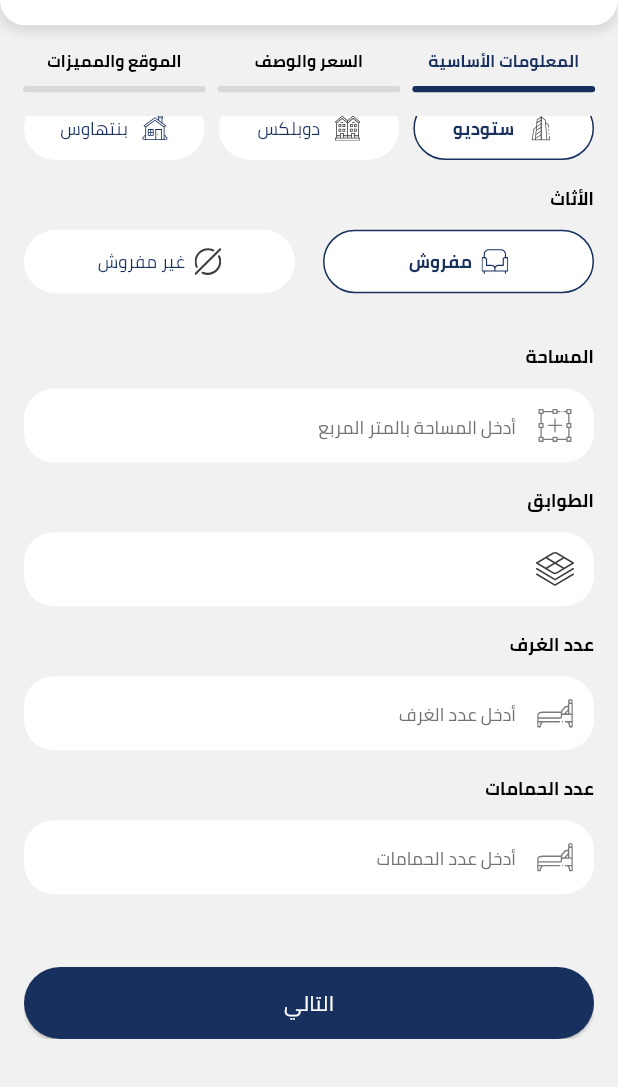
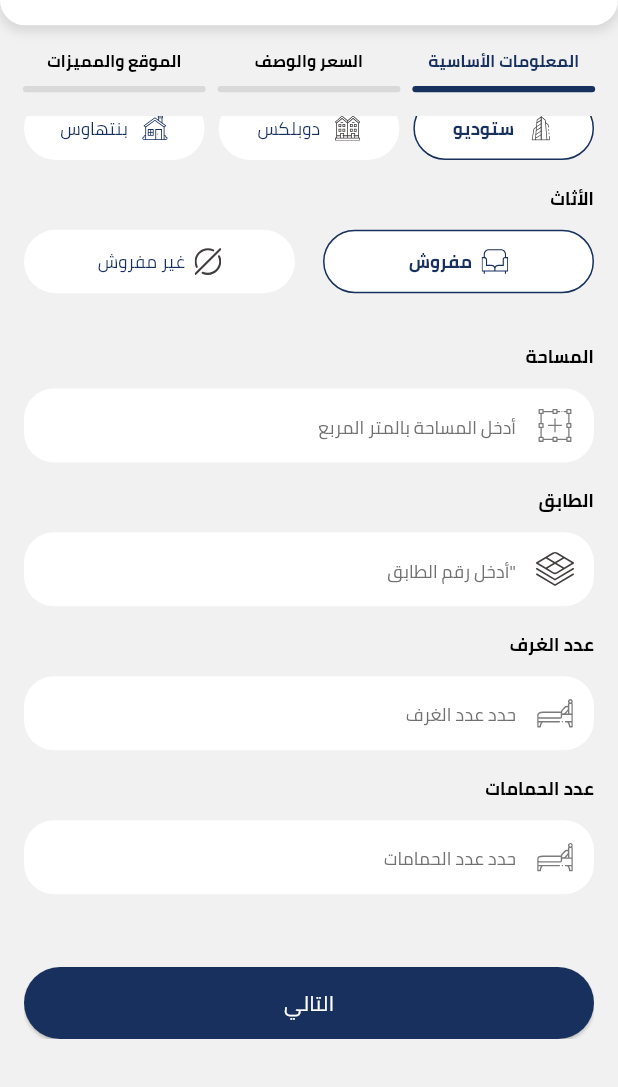
Before and after one commit to seenofficial/seen_flutter, a Flutter app: the AddNewRealEstateScreen screen opened by its route, scrolled down 283 dp, on a phone screen of 412 x 824 dp, the part 149-1236 px from its top. Run offline on Flutter 3.47's test engine with Material 3 defaults, Android fonts, the phone set to English and light mode, and no system bars; our stand-ins replace animate_do, bloc, cached_network_image, country_code_picker, dartz, dio and 18 more; missing offline and left inert: smart_auth; accounts and stored records are empty.

Commit message:
update text fields in add new property

```diff
--- a/lib/core/components/app_text_field.dart
+++ b/lib/core/components/app_text_field.dart
@@ -100,12 +100,22 @@ class _AppTextFieldState extends State<AppTextField> {
                     ? const Icon(Icons.error_outline, color: Colors.red)
                     : widget.suffixIcon,
                 filled: true,
-                fillColor: _hasError ? Colors.red.shade50 : widget.backgroundColor,
+                fillColor: widget.backgroundColor,
                 border: OutlineInputBorder(
                   borderRadius: BorderRadius.circular(widget.borderRadius),
                   borderSide: _hasError
                       ? const BorderSide(color: Colors.red, width: 1)
                       : BorderSide.none,
+                ),
+                focusedBorder: OutlineInputBorder(
+                  borderRadius: BorderRadius.circular(widget.borderRadius),
+                  borderSide: _hasError
+                      ? const BorderSide(color: Colors.red, width: 1)
+                      : BorderSide.none,
+                ),
+                enabledBorder: OutlineInputBorder(
+                  borderRadius: BorderRadius.circular(widget.borderRadius),
+                  borderSide: BorderSide.none,
                 ),
                 contentPadding: const EdgeInsets.symmetric(horizontal: 16, vertical: 8),
               ),
--- a/lib/core/components/custom_snack_bar.dart
+++ b/lib/core/components/custom_snack_bar.dart
@@ -19,6 +19,7 @@ class CustomSnackBar {
         : Icons.error;
 
     final snackBar = SnackBar(
+      margin: EdgeInsets.zero,
       backgroundColor: Colors.transparent,
       elevation: 0,
       behavior: SnackBarBehavior.floating,
--- a/lib/features/add_new_real_estate/presentation/components/property_details_fields/apartment_text_fields.dart
+++ b/lib/features/add_new_real_estate/presentation/components/property_details_fields/apartment_text_fields.dart
@@ -19,8 +19,8 @@ class ApartmentTextFields implements PropertyFields {
         validator: (value) => FormValidator.validatePositiveNumber(value, fieldName: 'المساحة'),
       ),
       GenericFormField(
-        label: 'الطوابق',
-        hintText: '',
+        label: 'الطابق',
+        hintText: '"أدخل رقم الطابق',
         keyboardType: TextInputType.number,
         iconPath: AppAssets.landIcon,
         controller: controller.getController(LocalKeys.apartmentFloorsController),
@@ -28,7 +28,7 @@ class ApartmentTextFields implements PropertyFields {
       ),
       GenericFormField(
         label: 'عدد الغرف',
-        hintText: 'أدخل عدد الغرف',
+        hintText: 'حدد عدد الغرف',
         keyboardType: TextInputType.number,
         iconPath: AppAssets.bedIcon,
         controller: controller.getController(LocalKeys.apartmentRoomsController),
@@ -36,7 +36,7 @@ class ApartmentTextFields implements PropertyFields {
       ),
       GenericFormField(
         label: 'عدد الحمامات',
-        hintText: 'أدخل عدد الحمامات',
+        hintText: 'حدد عدد الحمامات',
         keyboardType: TextInputType.number,
         iconPath: AppAssets.bedIcon,
         controller: controller.getController(LocalKeys.apartmentBathRoomsController),
--- a/lib/features/add_new_real_estate/presentation/components/property_details_fields/building_text_fields.dart
+++ b/lib/features/add_new_real_estate/presentation/components/property_details_fields/building_text_fields.dart
@@ -22,7 +22,7 @@ class BuildingTextFields implements PropertyFields {
       ),
       GenericFormField(
         label: 'عدد الطوابق',
-        hintText: 'أدخل عدد الطوابق',
+        hintText: 'حدد عدد الطوابق',
         keyboardType: TextInputType.number,
         iconPath: AppAssets.landIcon,
         controller: controller.getController('building_floors'),
@@ -30,7 +30,7 @@ class BuildingTextFields implements PropertyFields {
       ),
       GenericFormField(
         label: 'عدد الشقق في كل طابق',
-        hintText: 'أدخل عدد الغرف',
+        hintText: 'حدد عدد الغرف',
         keyboardType: TextInputType.number,
         iconPath: AppAssets.apartmentIcon,
         controller: controller.getController('number_of_apartments_per_floor'),
--- a/lib/features/add_new_real_estate/presentation/components/property_details_fields/villa_text_fields.dart
+++ b/lib/features/add_new_real_estate/presentation/components/property_details_fields/villa_text_fields.dart
@@ -21,8 +21,8 @@ class VillaTextFields implements PropertyFields {
         validator: (value) => FormValidator.validatePositiveNumber(value, fieldName: 'المساحة'),
       ),
       GenericFormField(
-        label: 'عدد الطوابق',
-        hintText: 'أدخل عدد الطوابق',
+        label: ' الطوابق',
+        hintText: 'حدد عدد الطوابق',
         keyboardType: TextInputType.number,
         iconPath: AppAssets.landIcon,
         controller: controller.getController('villa_floors'),
@@ -30,12 +30,20 @@ class VillaTextFields implements PropertyFields {
       ),
       GenericFormField(
         label: 'عدد الغرف',
-        hintText: 'أدخل عدد الغرف',
+        hintText: 'حدد عدد الغرف',
         keyboardType: TextInputType.number,
         iconPath: AppAssets.bedIcon,
         controller: controller.getController('villa_rooms'),
         validator: (value) => FormValidator.validatePositiveNumber(value, fieldName: 'عدد الغرف'),
       ),
+      GenericFormField(
+        label: 'عدد الحمامات',
+        hintText: 'أدخل عدد الحمامات',
+        keyboardType: TextInputType.number,
+        iconPath: AppAssets.bedIcon,
+        controller: controller.getController('villa_bathrooms'),
+        validator: (value) => FormValidator.validatePositiveNumber(value, fieldName: 'عدد الحمامات'),
+      ),
     ];
   }
 }
--- a/lib/features/add_new_real_estate/presentation/screens/add_new_real_estate_price_screen.dart
+++ b/lib/features/add_new_real_estate/presentation/screens/add_new_real_estate_price_screen.dart
@@ -107,7 +107,7 @@ class _AddNewRealEstatePriceScreenState extends State<AddNewRealEstatePriceScree
                       content: AppTextField(
                         controller: addNewRealEstateCubit.rentController,
                         height: 40,
-                        hintText: '',
+                        hintText: 'حدد الإيجار الشهري',
                         keyboardType: TextInputType.number,
                         backgroundColor: Colors.white,
                         borderRadius: 20,
@@ -120,7 +120,7 @@ class _AddNewRealEstatePriceScreenState extends State<AddNewRealEstatePriceScree
                       content: AppTextField(
                         controller: addNewRealEstateCubit.rentDurationController,
                         height: 40,
-                        hintText: '',
+                        hintText: 'حدد مدة الإيجار بالشهور',
                         keyboardType: TextInputType.number,
                         backgroundColor: Colors.white,
                         borderRadius: 20,
--- a/lib/features/authentication_module/data/data_source/remote_data/authentication_remote_data_source.dart
+++ b/lib/features/authentication_module/data/data_source/remote_data/authentication_remote_data_source.dart
@@ -67,7 +67,7 @@ class AuthenticationRemoteDataSource extends BaseAuthenticationRemoteDataSource
     );
 
     /// todo change it
-    if('OTP verified successfully' == response.data['message']){
+    if('OTP verified successfully.' == response.data['message']){
       return true;
     }
 
```
